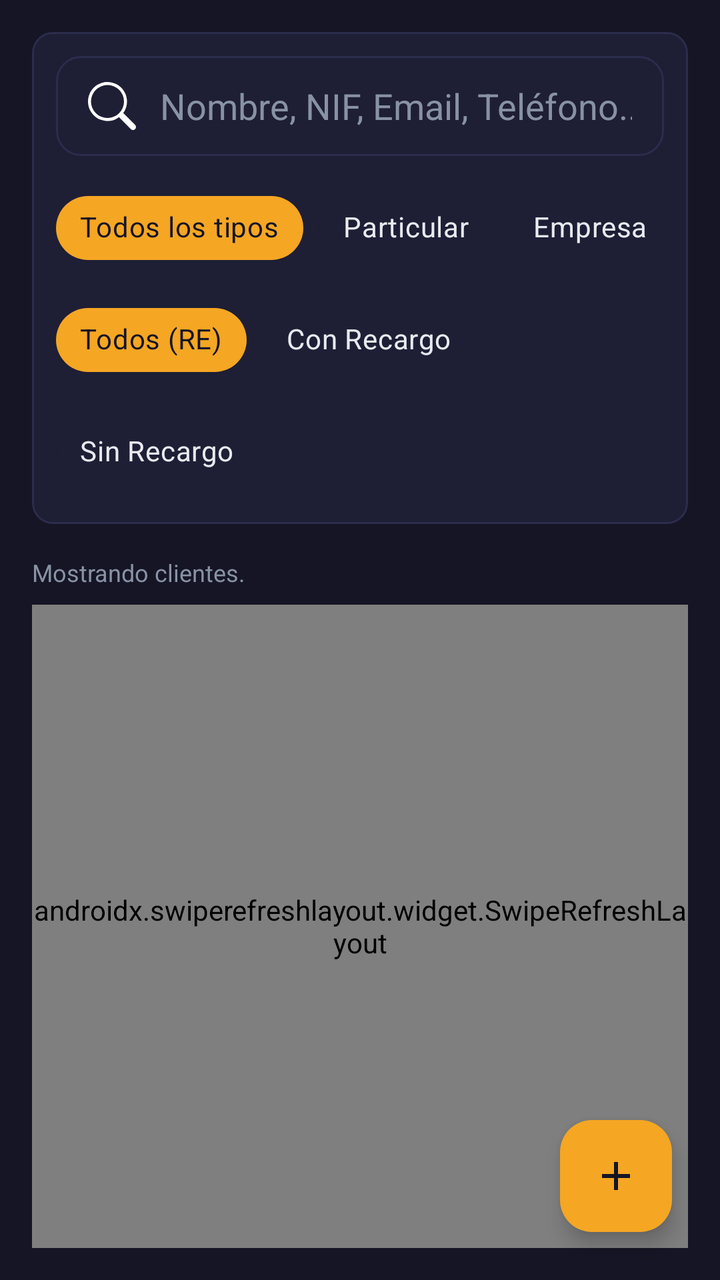
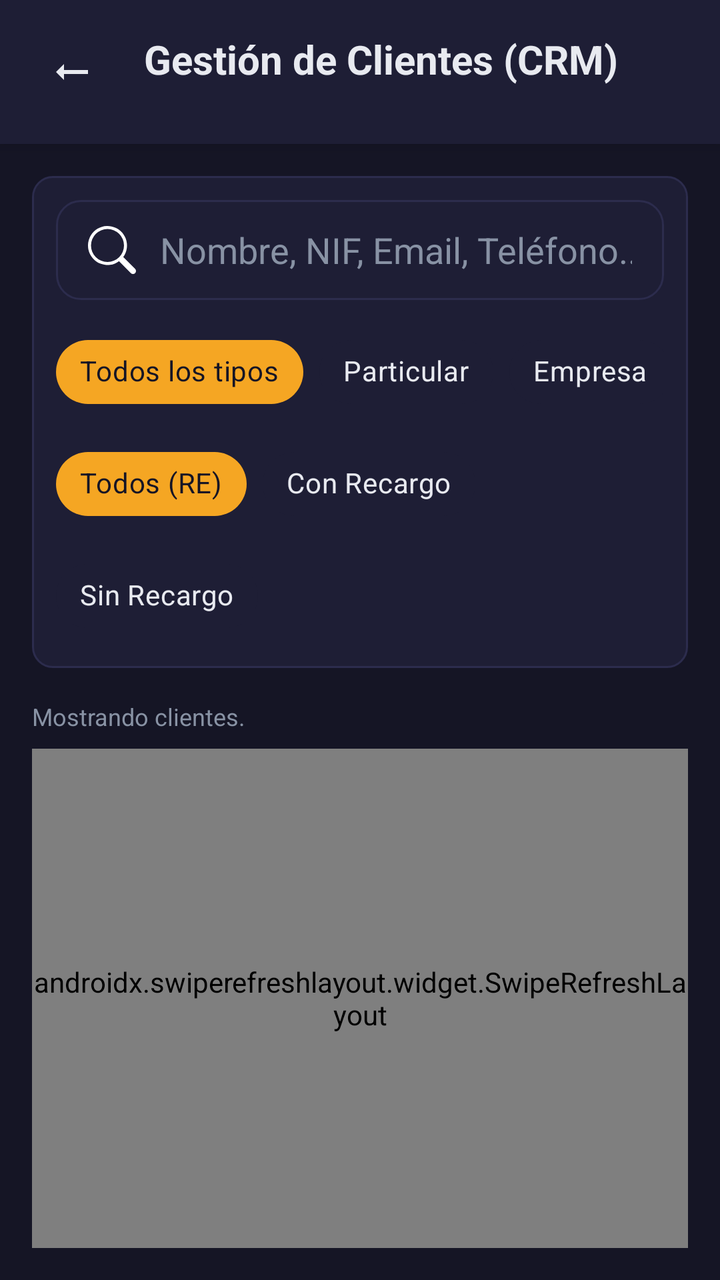

Screens rendered from an Android XML layout before and after an edit, with the pre-edit source and the edit as a unified diff.
<!-- AndroidManifest.xml: application theme Theme.Electrobazar -->
<!-- res/layout/fragment_crm_admin.xml -->
<?xml version="1.0" encoding="utf-8"?>
<androidx.coordinatorlayout.widget.CoordinatorLayout xmlns:android="http://schemas.android.com/apk/res/android"
    xmlns:app="http://schemas.android.com/apk/res-auto"
    android:layout_width="match_parent"
    android:layout_height="match_parent"
    android:background="?attr/android:windowBackground">

    <LinearLayout
        android:layout_width="match_parent"
        android:layout_height="match_parent"
        android:orientation="vertical"
        android:padding="16dp">

        
        <LinearLayout
            android:layout_width="match_parent"
            android:layout_height="wrap_content"
            android:orientation="vertical"
            android:background="@drawable/bg_surface_rounded"
            android:padding="12dp"
            android:layout_marginBottom="16dp">

            <EditText
                android:id="@+id/crmSearchInput"
                android:layout_width="match_parent"
                android:layout_height="50dp"
                android:background="@drawable/input_bg"
                android:drawableStart="@drawable/ic_search"
                android:drawablePadding="12dp"
                android:hint="Nombre, NIF, Email, Teléfono..."
                android:paddingHorizontal="16dp"
                android:textColor="?attr/android:textColorPrimary"
                android:textColorHint="?attr/android:textColorSecondary"
                android:inputType="text" />

            <HorizontalScrollView
                android:layout_width="match_parent"
                android:layout_height="wrap_content"
                android:layout_marginTop="12dp"
                android:scrollbars="none">

                <com.google.android.material.chip.ChipGroup
                    android:id="@+id/crmTypeFilterChipGroup"
                    android:layout_width="wrap_content"
                    android:layout_height="wrap_content"
                    app:singleSelection="true">

                    <com.google.android.material.chip.Chip
                        android:id="@+id/chipTypeAll"
                        style="@style/Widget.MaterialComponents.Chip.Choice"
                        android:layout_width="wrap_content"
                        android:layout_height="wrap_content"
                        android:text="Todos los tipos"
                        android:checked="true"
                        app:chipBackgroundColor="@color/chip_bg_selector"
                        android:textColor="@color/chip_text_selector" />

                    <com.google.android.material.chip.Chip
                        android:id="@+id/chipTypeIndividual"
                        style="@style/Widget.MaterialComponents.Chip.Choice"
                        android:layout_width="wrap_content"
                        android:layout_height="wrap_content"
                        android:text="Particular"
                        app:chipBackgroundColor="@color/chip_bg_selector"
                        android:textColor="@color/chip_text_selector" />

                    <com.google.android.material.chip.Chip
                        android:id="@+id/chipTypeCompany"
                        style="@style/Widget.MaterialComponents.Chip.Choice"
                        android:layout_width="wrap_content"
                        android:layout_height="wrap_content"
                        android:text="Empresa"
                        app:chipBackgroundColor="@color/chip_bg_selector"
                        android:textColor="@color/chip_text_selector" />

                </com.google.android.material.chip.ChipGroup>
            </HorizontalScrollView>

            <com.google.android.material.chip.ChipGroup
                android:id="@+id/crmReFilterChipGroup"
                android:layout_width="match_parent"
                android:layout_height="wrap_content"
                android:layout_marginTop="8dp"
                app:singleSelection="true">

                <com.google.android.material.chip.Chip
                    android:id="@+id/chipReAll"
                    style="@style/Widget.MaterialComponents.Chip.Choice"
                    android:layout_width="wrap_content"
                    android:layout_height="wrap_content"
                    android:text="Todos (RE)"
                    android:checked="true"
                    app:chipBackgroundColor="@color/chip_bg_selector"
                    android:textColor="@color/chip_text_selector" />

                <com.google.android.material.chip.Chip
                    android:id="@+id/chipReYes"
                    style="@style/Widget.MaterialComponents.Chip.Choice"
                    android:layout_width="wrap_content"
                    android:layout_height="wrap_content"
                    android:text="Con Recargo"
                    app:chipBackgroundColor="@color/chip_bg_selector"
                    android:textColor="@color/chip_text_selector" />

                <com.google.android.material.chip.Chip
                    android:id="@+id/chipReNo"
                    style="@style/Widget.MaterialComponents.Chip.Choice"
                    android:layout_width="wrap_content"
                    android:layout_height="wrap_content"
                    android:text="Sin Recargo"
                    app:chipBackgroundColor="@color/chip_bg_selector"
                    android:textColor="@color/chip_text_selector" />

            </com.google.android.material.chip.ChipGroup>
        </LinearLayout>

        
        <TextView
            android:id="@+id/crmResultsCountText"
            android:layout_width="match_parent"
            android:layout_height="wrap_content"
            android:layout_marginBottom="8dp"
            android:text="Mostrando clientes."
            android:textColor="?attr/android:textColorSecondary"
            android:textSize="12sp" />

        
        <androidx.swiperefreshlayout.widget.SwipeRefreshLayout
            android:id="@+id/swipeRefreshCrm"
            android:layout_width="match_parent"
            android:layout_height="0dp"
            android:layout_weight="1">

            <androidx.recyclerview.widget.RecyclerView
                android:id="@+id/crmRecyclerView"
                android:layout_width="match_parent"
                android:layout_height="match_parent"
                android:clipToPadding="false"
                android:paddingBottom="80dp" />
        </androidx.swiperefreshlayout.widget.SwipeRefreshLayout>
    </LinearLayout>

    <com.google.android.material.floatingactionbutton.FloatingActionButton
        android:id="@+id/addCustomerFab"
        android:layout_width="wrap_content"
        android:layout_height="wrap_content"
        android:layout_gravity="bottom|end"
        android:layout_margin="24dp"
        android:src="@drawable/ic_plus"
        app:backgroundTint="?attr/colorPrimary"
        app:tint="?attr/android:windowBackground" />

</androidx.coordinatorlayout.widget.CoordinatorLayout>
<!-- resources referenced by this layout -->
<resources>
  <!-- drawable bg_surface_rounded (drawable) -->
  <?xml version="1.0" encoding="utf-8"?>
  <shape xmlns:android="http://schemas.android.com/apk/res/android">
      <solid android:color="?attr/colorSurfaceVariant" />
      <corners android:radius="10dp" />
      <stroke android:width="1dp" android:color="?attr/colorOutline" />
  </shape>
  <!-- drawable ic_plus (drawable) -->
  <vector xmlns:android="http://schemas.android.com/apk/res/android"
      android:width="24dp"
      android:height="24dp"
      android:viewportWidth="24"
      android:viewportHeight="24">
      <path
          android:fillColor="@color/white"
          android:pathData="M19,13H13V19H11V13H5V11H11V5H13V11H19V13Z" />
  </vector>
  <!-- drawable ic_search (drawable) -->
  <vector xmlns:android="http://schemas.android.com/apk/res/android"
      android:width="24dp"
      android:height="24dp"
      android:viewportWidth="16"
      android:viewportHeight="16">
      <path
          android:fillColor="#FFFFFF"
          android:pathData="M11.742,10.344a6.5,6.5 0 1,0 -1.397,1.398h-0.001c0.03,0.04 0.062,0.078 0.098,0.115l3.85,3.85a1,1 0 0,0 1.415,-1.414l-3.85,-3.85a1.007,1.007 0 0,0 -0.115,-0.1zM12,6.5a5.5,5.5 0 1,1 -11,0 5.5,5.5 0 0,1 11,0z" />
  </vector>
  <!-- drawable input_bg (drawable) -->
  <?xml version="1.0" encoding="utf-8"?>
  <shape xmlns:android="http://schemas.android.com/apk/res/android">
      <solid android:color="@color/primary_variant" />
      <corners android:radius="12dp" />
      <stroke android:width="1dp" android:color="@color/border" />
  </shape>
  <style name="Theme.Electrobazar" parent="Base.Theme.Electrobazar" />
  <color name="white">#FFFFFF</color>
  <color name="border">#2c2c4d</color>
  <color name="accent">#f5a623</color>
  <color name="primary">#151525</color>
  <color name="surface">#252545</color>
  <color name="text_main">#e8eaf0</color>
  <color name="secondary">#1e1e35</color>
  <color name="text_muted">#8892a4</color>
  <color name="danger">#ef4444</color>
  <style name="CustomChipStyle" parent="Widget.Material3.Chip.Filter">
          <item name="android:colorPrimaryDark">#000000</item>
          <item name="chipBackgroundColor">@color/chip_bg_selector</item>
          <item name="android:textColor">@color/chip_text_selector</item>
          <item name="chipStrokeWidth">0dp</item>
          <item name="shapeAppearance">@style/ShapeAppearance.SmallComponent</item>
      </style>
  <style name="ShapeAppearance.SmallComponent" parent="ShapeAppearance.Material3.SmallComponent">
          <item name="cornerSize">20dp</item>
          <item name="android:colorPrimaryDark">#000000</item>
      </style>
  <!-- unchanged entries left out for length: 1 -->
</resources>

<!-- the commit's change to res/layout/fragment_crm_admin.xml (unified diff, before → after) -->
@@ -8,8 +8,43 @@
     <LinearLayout
         android:layout_width="match_parent"
         android:layout_height="match_parent"
-        android:orientation="vertical"
-        android:padding="16dp">
+        android:orientation="vertical">
+
+        <LinearLayout
+            android:id="@+id/headerContainer"
+            android:layout_width="match_parent"
+            android:layout_height="wrap_content"
+            android:background="?attr/colorSurfaceVariant"
+            android:elevation="4dp"
+            android:fitsSystemWindows="true"
+            android:orientation="horizontal"
+            android:padding="16dp">
+
+            <ImageButton
+                android:id="@+id/btnBack"
+                android:layout_width="40dp"
+                android:layout_height="40dp"
+                android:background="?attr/selectableItemBackgroundBorderless"
+                android:src="@drawable/ic_arrow_right"
+                android:rotation="180"
+                app:tint="?attr/android:textColorPrimary" />
+
+            <TextView
+                android:layout_width="0dp"
+                android:layout_height="wrap_content"
+                android:layout_marginStart="16dp"
+                android:layout_weight="1"
+                android:text="Gestión de Clientes (CRM)"
+                android:textColor="?attr/android:textColorPrimary"
+                android:textSize="20sp"
+                android:textStyle="bold" />
+        </LinearLayout>
+
+        <LinearLayout
+            android:layout_width="match_parent"
+            android:layout_height="match_parent"
+            android:orientation="vertical"
+            android:padding="16dp">
 
         
         <LinearLayout
@@ -150,4 +185,5 @@
         app:backgroundTint="?attr/colorPrimary"
         app:tint="?attr/android:windowBackground" />
 
+    </LinearLayout>
 </androidx.coordinatorlayout.widget.CoordinatorLayout>
<!-- resource entries referenced after the edit -->
@@ -7,6 +7,16 @@
       <corners android:radius="10dp" />
       <stroke android:width="1dp" android:color="?attr/colorOutline" />
   </shape>
+  <!-- drawable ic_arrow_right (drawable) -->
+  <vector xmlns:android="http://schemas.android.com/apk/res/android"
+      android:width="24dp"
+      android:height="24dp"
+      android:viewportWidth="24"
+      android:viewportHeight="24">
+      <path
+          android:fillColor="#000000"
+          android:pathData="M16.01,11H4v2h12.01v3L20,12l-3.99,-4z" />
+  </vector>
   <!-- drawable ic_plus (drawable) -->
   <vector xmlns:android="http://schemas.android.com/apk/res/android"
       android:width="24dp"
